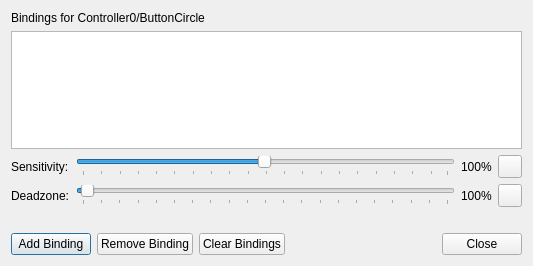
Pesa/duckstation, file src/duckstation-qt/inputbindingdialog.ui: the form before one commit.
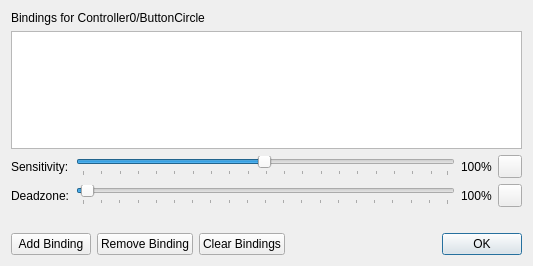
The form after the commit. Icons and pictures are not drawn.

Commit message: Qt: Close -> Ok

What changed in the file:
```diff
--- a/src/duckstation-qt/inputbindingdialog.ui
+++ b/src/duckstation-qt/inputbindingdialog.ui
@@ -179,7 +179,7 @@
      <item>
       <widget class="QDialogButtonBox" name="buttonBox">
        <property name="standardButtons">
-        <set>QDialogButtonBox::StandardButton::Close</set>
+        <set>QDialogButtonBox::StandardButton::Ok</set>
        </property>
       </widget>
      </item>
```
The commit also changes 1 other file.
